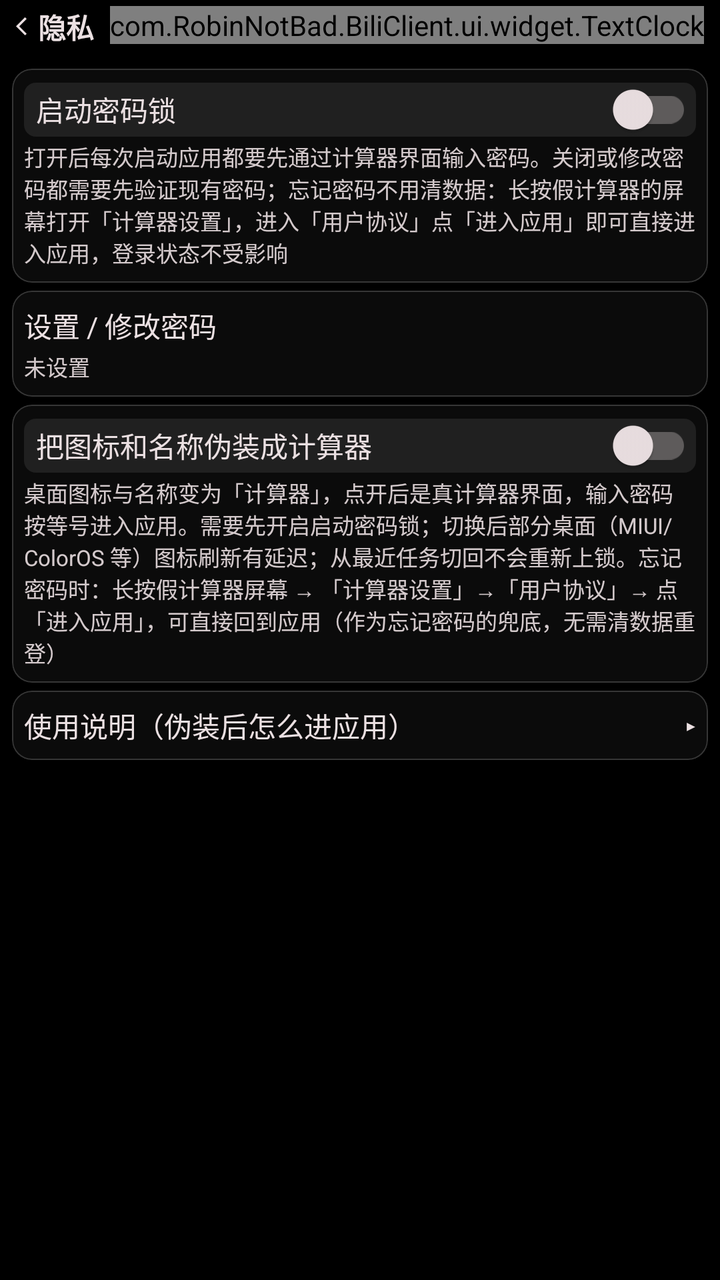
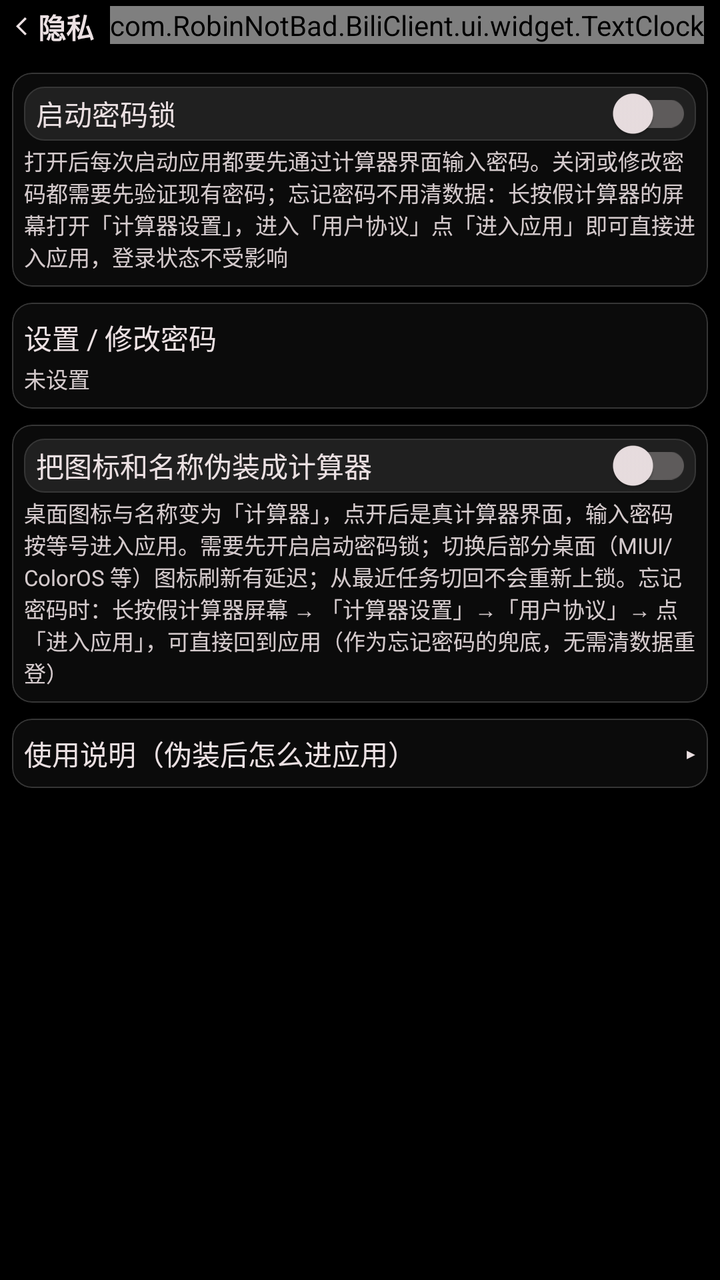

Screens rendered from an Android XML layout before and after an edit, with the pre-edit source and the edit as a unified diff.
<!-- AndroidManifest.xml: application theme Theme.BiliClient -->
<!-- res/layout/activity_privacy_lock.xml -->
<?xml version="1.0" encoding="utf-8"?>
<LinearLayout xmlns:android="http://schemas.android.com/apk/res/android"
    xmlns:app="http://schemas.android.com/apk/res-auto"
    android:layout_width="match_parent"
    android:layout_height="match_parent"
    android:orientation="vertical">

    <RelativeLayout
        android:id="@+id/top"
        android:layout_width="match_parent"
        android:layout_height="wrap_content">

        <TextView
            android:id="@+id/pageName"
            android:layout_width="match_parent"
            android:layout_height="wrap_content"
            android:layout_alignParentStart="true"
            android:layout_alignParentLeft="true"
            android:layout_marginVertical="3dp"
            android:layout_marginStart="8dp"
            android:layout_toStartOf="@id/timeText"
            android:layout_toLeftOf="@id/timeText"
            android:lines="1"
            android:text="隐私与伪装"
            android:textStyle="bold"
            app:drawableStartCompat="@drawable/arrow_back" />

        <com.RobinNotBad.BiliClient.ui.widget.TextClock
            android:id="@+id/timeText"
            android:layout_width="wrap_content"
            android:layout_height="wrap_content"
            android:layout_alignParentEnd="true"
            android:layout_alignParentRight="true"
            android:layout_marginVertical="3dp"
            android:layout_marginEnd="8dp" />
    </RelativeLayout>

    <ScrollView
        android:layout_width="match_parent"
        android:layout_height="0dp"
        android:layout_weight="1"
        android:fillViewport="true">

        <LinearLayout
            android:layout_width="match_parent"
            android:layout_height="wrap_content"
            android:orientation="vertical"
            android:paddingVertical="6dp">

            <com.google.android.material.card.MaterialCardView
                android:layout_width="match_parent"
                android:layout_height="wrap_content"
                android:layout_marginHorizontal="@dimen/activity_padding_horizontal"
                android:layout_marginVertical="@dimen/list_margin_vertical">

                <LinearLayout
                    android:layout_width="match_parent"
                    android:layout_height="wrap_content"
                    android:orientation="vertical"
                    android:paddingHorizontal="6dp"
                    android:paddingVertical="7dp">

                    <com.google.android.material.switchmaterial.SwitchMaterial
                        android:id="@+id/lock_switch"
                        android:layout_width="match_parent"
                        android:layout_height="wrap_content"
                        android:text="启动密码锁"
                        android:textSize="14sp" />

                    <TextView
                        android:layout_width="match_parent"
                        android:layout_height="wrap_content"
                        android:layout_marginTop="2dp"
                        android:alpha="0.9"
                        android:text="打开后每次启动应用都要先通过计算器界面输入密码。关闭或修改密码都需要先验证现有密码；忘记密码不用清数据：长按假计算器的屏幕打开「计算器设置」，进入「用户协议」点「进入应用」即可直接进入应用，登录状态不受影响"
                        android:textSize="11sp" />
                </LinearLayout>
            </com.google.android.material.card.MaterialCardView>

            <com.google.android.material.card.MaterialCardView
                android:id="@+id/change_password"
                android:layout_width="match_parent"
                android:layout_height="wrap_content"
                android:layout_marginHorizontal="@dimen/activity_padding_horizontal"
                android:layout_marginVertical="@dimen/list_margin_vertical"
                android:clickable="true"
                android:focusable="true">

                <LinearLayout
                    android:layout_width="match_parent"
                    android:layout_height="wrap_content"
                    android:orientation="vertical"
                    android:paddingHorizontal="6dp"
                    android:paddingVertical="7dp">

                    <TextView
                        android:layout_width="wrap_content"
                        android:layout_height="wrap_content"
                        android:text="设置 / 修改密码"
                        android:textSize="14sp" />

                    <TextView
                        android:id="@+id/change_password_desc"
                        android:layout_width="match_parent"
                        android:layout_height="wrap_content"
                        android:layout_marginTop="2dp"
                        android:alpha="0.9"
                        android:text="未设置"
                        android:textSize="11sp" />
                </LinearLayout>
            </com.google.android.material.card.MaterialCardView>

            <com.google.android.material.card.MaterialCardView
                android:layout_width="match_parent"
                android:layout_height="wrap_content"
                android:layout_marginHorizontal="@dimen/activity_padding_horizontal"
                android:layout_marginVertical="@dimen/list_margin_vertical">

                <LinearLayout
                    android:layout_width="match_parent"
                    android:layout_height="wrap_content"
                    android:orientation="vertical"
                    android:paddingHorizontal="6dp"
                    android:paddingVertical="7dp">

                    <com.google.android.material.switchmaterial.SwitchMaterial
                        android:id="@+id/disguise_switch"
                        android:layout_width="match_parent"
                        android:layout_height="wrap_content"
                        android:text="把图标和名称伪装成计算器"
                        android:textSize="14sp" />

                    <TextView
                        android:layout_width="match_parent"
                        android:layout_height="wrap_content"
                        android:layout_marginTop="2dp"
                        android:alpha="0.9"
                        android:text="桌面图标与名称变为「计算器」，点开后是真计算器界面，输入密码按等号进入应用。需要先开启启动密码锁；切换后部分桌面（MIUI/ColorOS 等）图标刷新有延迟；从最近任务切回不会重新上锁。忘记密码时：长按假计算器屏幕 → 「计算器设置」→「用户协议」→ 点「进入应用」，可直接回到应用（作为忘记密码的兜底，无需清数据重登）"
                        android:textSize="11sp" />
                </LinearLayout>
            </com.google.android.material.card.MaterialCardView>

            <com.google.android.material.card.MaterialCardView
                android:layout_width="match_parent"
                android:layout_height="wrap_content"
                android:layout_marginHorizontal="@dimen/activity_padding_horizontal"
                android:layout_marginVertical="@dimen/list_margin_vertical">

                <LinearLayout
                    android:layout_width="match_parent"
                    android:layout_height="wrap_content"
                    android:orientation="vertical"
                    android:paddingHorizontal="6dp"
                    android:paddingVertical="7dp">

                    <LinearLayout
                        android:id="@+id/tutorial_header"
                        android:layout_width="match_parent"
                        android:layout_height="wrap_content"
                        android:background="?attr/selectableItemBackground"
                        android:gravity="center_vertical"
                        android:orientation="horizontal">

                        <TextView
                            android:layout_width="0dp"
                            android:layout_height="wrap_content"
                            android:layout_weight="1"
                            android:text="使用说明（伪装后怎么进应用）"
                            android:textSize="14sp" />

                        <TextView
                            android:id="@+id/tutorial_arrow"
                            android:layout_width="wrap_content"
                            android:layout_height="wrap_content"
                            android:text="▸"
                            android:textSize="14sp" />
                    </LinearLayout>

                    <TextView
                        android:id="@+id/tutorial_body"
                        android:layout_width="match_parent"
                        android:layout_height="wrap_content"
                        android:layout_marginTop="6dp"
                        android:alpha="0.9"
                        android:lineSpacingExtra="3dp"
                        android:text="① 点上方「设置 / 修改密码」，设一个 4-12 位纯数字密码\n② 打开「启动密码锁」\n③ 打开「把图标和名称伪装成计算器」，确认后桌面图标变成「计算器」\n④ 点桌面「计算器」：进去是一个能正常算数的计算器\n⑤ 输入密码后按「=」，进入应用\n\n【注意】\n· 部分桌面（MIUI / ColorOS 等）图标刷新有几秒延迟，属正常现象\n· 从最近任务切回不会重新上锁，只有冷启动才验证密码\n· 恢复原图标：点桌面「计算器」→ 输密码进应用 → 设置 → 偏好设置 → 隐私与伪装 → 关掉伪装开关\n· 忘记密码：长按假计算器屏幕打开「计算器设置」→「用户协议」→ 点「进入应用」，可直接进入应用（登录状态不受影响）"
                        android:textSize="11sp"
                        android:visibility="gone" />
                </LinearLayout>
            </com.google.android.material.card.MaterialCardView>

        </LinearLayout>
    </ScrollView>
</LinearLayout>
<!-- resources referenced by this layout -->
<resources>
  <dimen name="activity_padding_horizontal">6dp</dimen>
  <dimen name="list_margin_vertical">2dp</dimen>
  <!-- drawable arrow_back (drawable) -->
  <vector xmlns:android="http://schemas.android.com/apk/res/android"
      android:width="11dp"
      android:height="11dp"
      android:viewportWidth="24"
      android:viewportHeight="24">
      <path
          android:fillColor="#ebe0e2"
          android:pathData="M11.67,3.87L9.9,2.1 0,12l9.9,9.9 1.77,-1.77L3.54,12z" />
  </vector>
  <color name="bgblack">#000000</color>
  <color name="pink">#FBFB8787</color>
  <color name="textwhite">#ebe0e2</color>
  <color name="card_border_new">#363636</color>
  <style name="TextViewSytle" parent="Widget.AppCompat.TextView">
          <item name="android:textSize">14sp</item>
          #设置默认字体大小，某些设备的默认字体偏大
      </style>
  <style name="EditTextStyle" parent="Widget.AppCompat.EditText">
          <item name="android:textColorHint">@color/text_hint</item>
          <item name="android:textCursorDrawable">@drawable/cursor_drawable</item>
          <item name="android:textColor">@color/textwhite</item>
      </style>
  <style name="CardStyle" parent="Widget.MaterialComponents.CardView">
          <item name="cardBackgroundColor">@color/card_bg_new</item>
          <item name="cardCornerRadius">@dimen/card_round_new</item>
          <item name="strokeColor">@color/card_border_new</item>
          <item name="strokeWidth">@dimen/card_stroke_new</item>
          <item name="rippleColor" tools:ignore="PrivateResource">@android:color/transparent</item>
          
          <item name="cardElevation">0dp</item>
          <item name="android:stateListAnimator" tools:targetApi="lollipop">@animator/press_scale</item>
          <item name="android:clickable">true</item>
          <item name="android:focusable">true</item>
      </style>
  <style name="SwitchCompatStyle" parent="Widget.AppCompat.CompoundButton.Switch">
          <item name="android:paddingLeft">6dp</item>
          <item name="android:paddingRight">2dp</item>
          <item name="android:background">@drawable/background_edittext_setting</item>
          <item name="android:textColor">@color/textwhite</item>
      </style>
  <style name="RadioButtonStyle" parent="Widget.MaterialComponents.CompoundButton.RadioButton">
          <item name="android:minHeight">10dp</item>
      </style>
  <style name="ListStyle">
          <item name="android:descendantFocusability">afterDescendants</item>
      </style>
  <color name="bili_pink">#FE679A</color>
  <color name="color_ripple">#78FEFEFE</color>
  <color name="text_hint">#80ffffff</color>
  <!-- drawable cursor_drawable (drawable) -->
  <?xml version="1.0" encoding="utf-8"?>
  
  <shape xmlns:android="http://schemas.android.com/apk/res/android">
      <solid android:color="#eeFE679A" />
      <size android:width="2dp" />
  </shape>
  <color name="card_bg_new">#4D262626</color>
  <dimen name="card_round_new">10dp</dimen>
  <dimen name="card_stroke_new">0.5dp</dimen>
  <!-- drawable background_edittext_setting (drawable) -->
  <?xml version="1.0" encoding="utf-8"?>
  
  <shape xmlns:android="http://schemas.android.com/apk/res/android">
      <solid android:color="#cc262626" />
      <stroke
          android:width="@dimen/card_stroke"
          android:color="#70707070" />
      <corners android:radius="@dimen/card_round" />
  </shape>
  <dimen name="card_stroke">0dp</dimen>
  <dimen name="card_round">6dp</dimen>
  <!-- unchanged entries left out for length: 3 -->
</resources>

<!-- the commit's change to res/layout/activity_privacy_lock.xml (unified diff, before → after) -->
@@ -12,6 +12,7 @@
 
         <TextView
             android:id="@+id/pageName"
+            android:textSize="14sp"
             android:layout_width="match_parent"
             android:layout_height="wrap_content"
             android:layout_alignParentStart="true"
<!-- resource entries referenced after the edit -->
@@ -1,7 +1,7 @@
 <!-- resources referenced by this layout -->
 <resources>
   <dimen name="activity_padding_horizontal">6dp</dimen>
-  <dimen name="list_margin_vertical">2dp</dimen>
+  <dimen name="list_margin_vertical">4dp</dimen>
   <!-- drawable arrow_back (drawable) -->
   <vector xmlns:android="http://schemas.android.com/apk/res/android"
       android:width="11dp"
@@ -17,8 +17,8 @@
   <color name="textwhite">#ebe0e2</color>
   <color name="card_border_new">#363636</color>
   <style name="TextViewSytle" parent="Widget.AppCompat.TextView">
+          
           <item name="android:textSize">14sp</item>
-          #设置默认字体大小，某些设备的默认字体偏大
       </style>
   <style name="EditTextStyle" parent="Widget.AppCompat.EditText">
           <item name="android:textColorHint">@color/text_hint</item>
@@ -68,12 +68,10 @@
   <shape xmlns:android="http://schemas.android.com/apk/res/android">
       <solid android:color="#cc262626" />
       <stroke
-          android:width="@dimen/card_stroke"
-          android:color="#70707070" />
-      <corners android:radius="@dimen/card_round" />
+          android:width="@dimen/card_stroke_new"
+          android:color="@color/card_border_new" />
+      <corners android:radius="@dimen/card_round_new" />
   </shape>
-  <dimen name="card_stroke">0dp</dimen>
-  <dimen name="card_round">6dp</dimen>
   <!-- unchanged entries left out for length: 3 -->
 </resources>
 
